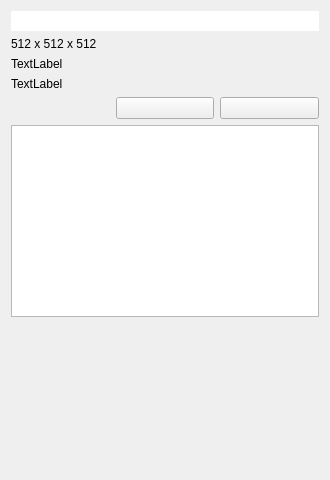
Above: tomviz/DataPropertiesPanel.ui from OpenChemistry/tomviz before the change. Below: the same form after it.
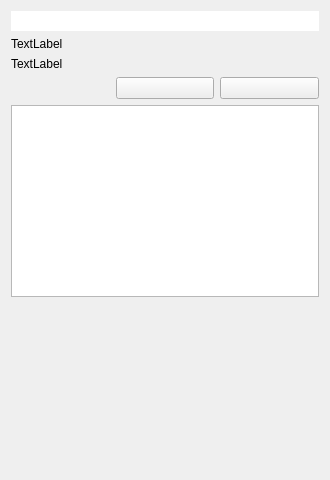
That is the form after the change. Custom widgets are drawn as their Qt base class.

Commit message: Merge data dimensions and data range labels -- fixes #139

Patch:
```diff
--- a/tomviz/DataPropertiesPanel.ui
+++ b/tomviz/DataPropertiesPanel.ui
@@ -27,16 +27,6 @@
      </property>
     </widget>
    </item>
-   <item>
-    <widget class="QLabel" name="Dimensions">
-     <property name="text">
-      <string>&lt;html&gt;&lt;head/&gt;&lt;body&gt;&lt;p&gt;512 x 512 x 512&lt;/p&gt;&lt;/body&gt;&lt;/html&gt;</string>
-     </property>
-     <property name="wordWrap">
-      <bool>true</bool>
-     </property>
-    </widget>
-   </item>
    <item>
     <widget class="QLabel" name="OriginalDataRange">
      <property name="text">
```
The commit also changes 1 other file.
